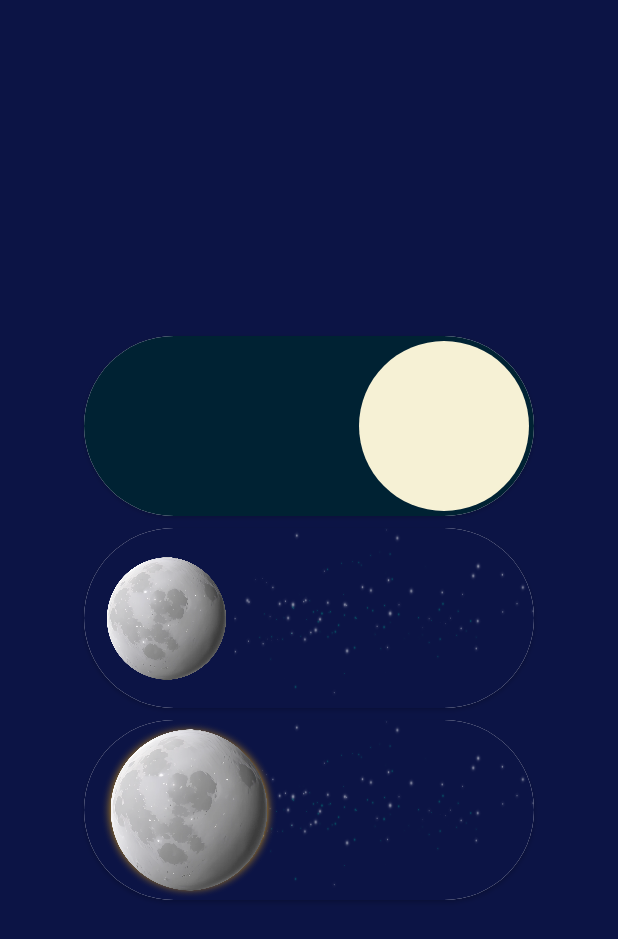
After one commit to mohammed-samy-1/cutom-Composables, an Android app built with Jetpack Compose: the composable DayNightSwitch shown on its own in the app's theme, on a phone screen of 412 x 824 dp. The commit adds this screen. Shown: the top 939 px of the screen. Run offline under Robolectric (Android 15) with nearby library versions, the phone set to English and light mode, and no system bars.

Commit message:
day night switch

```diff
--- a/app/src/main/java/com/devmo/customcomposecomponents/Navication.kt
+++ b/app/src/main/java/com/devmo/customcomposecomponents/Navication.kt
@@ -23,6 +23,7 @@ fun MyApp() {
         composable(Navication.Timer.name) { TimerScreen(navController = navController) }
         composable(Navication.VolumeController.name) { VolumeControllerScreen(navController = navController) }
         composable(Navication.CreditCard.name) { CreditCardScreen(navController = navController) }
+        composable(Navication.DayNightSwitch.name) { DayNightSwitch(navController = navController) }
     }
 }
 
@@ -34,4 +35,5 @@ sealed class Navication(val name: String) {
     object Timer : Navication("timer")
     object VolumeController : Navication("volume_controller")
     object CreditCard : Navication("card")
+    object DayNightSwitch : Navication("Switch")
 }
--- /dev/null
+++ b/app/src/main/java/com/devmo/customcomposecomponents/ui/theme/DayNightSwitch.kt
@@ -0,0 +1,260 @@
+package com.devmo.customcomposecomponents.ui.theme
+
+import androidx.compose.animation.*
+import androidx.compose.animation.core.*
+import androidx.compose.foundation.Canvas
+import androidx.compose.foundation.Image
+import androidx.compose.foundation.background
+import androidx.compose.foundation.clickable
+import androidx.compose.foundation.interaction.MutableInteractionSource
+import androidx.compose.foundation.layout.*
+import androidx.compose.foundation.shape.CircleShape
+import androidx.compose.foundation.shape.RoundedCornerShape
+import androidx.compose.material.Surface
+import androidx.compose.runtime.*
+import androidx.compose.ui.Alignment
+import androidx.compose.ui.Modifier
+import androidx.compose.ui.draw.alpha
+import androidx.compose.ui.draw.clip
+import androidx.compose.ui.draw.scale
+import androidx.compose.ui.geometry.Offset
+import androidx.compose.ui.graphics.Color
+import androidx.compose.ui.graphics.drawscope.Fill
+import androidx.compose.ui.graphics.graphicsLayer
+import androidx.compose.ui.layout.ContentScale
+import androidx.compose.ui.res.painterResource
+import androidx.compose.ui.tooling.preview.Preview
+import androidx.compose.ui.unit.Dp
+import androidx.compose.ui.unit.dp
+import com.devmo.customcomposecomponents.R
+import kotlinx.coroutines.delay
+
+@Composable
+fun CustomSwitch(
+    checked: Boolean,
+    onCheckedChange: (Boolean) -> Unit,
+    modifier: Modifier = Modifier,
+    contentPadding: Dp = 4.dp,
+    duration: Int = 500,
+    switchStyle: SwitchStyle = SwitchStyle.MoonCoverSun
+) {
+    var switchState by remember { mutableStateOf(checked) }
+    val interactionSource = remember { MutableInteractionSource() }
+
+    Row(
+        modifier = modifier
+            .padding(contentPadding)
+            .clickable(interactionSource = interactionSource, indication = null, onClick = {
+                switchState = !switchState
+                onCheckedChange(switchState)
+            })
+            .size(width = 300.dp, height = 120.dp)
+    ) {
+        Surface(
+            shape = RoundedCornerShape(50), elevation = 2.dp, modifier = Modifier.fillMaxSize()
+        ) {
+            when (switchStyle) {
+                SwitchStyle.MoonCoverSun -> SunMoonSwitchContents(
+                    checked = checked,
+                    duration = duration
+                )
+                SwitchStyle.SunMoonFade -> SunMoonSwitchContents(
+                    checked = checked,
+                    style = 1,
+                    duration = duration
+                )
+                SwitchStyle.Simple -> SimpleSwitchContents(checked = !checked, duration = duration)
+            }
+        }
+    }
+}
+
+@Composable
+private fun SimpleSwitchContents(checked: Boolean, duration: Int) {
+    val color = animateColorAsState(
+        targetValue = if (checked) Color(0xFF002233) else Color(0xFF00BCD4), animationSpec = tween(
+            durationMillis = duration, easing = LinearEasing
+        )
+    )
+
+    BoxWithConstraints {
+        val height = constraints.maxHeight
+        val width = constraints.maxWidth
+        val sunMoonColor = animateColorAsState(
+            targetValue = if (checked) Color(0xFFF6F1D5) else Color(0xFFFFC107),
+            animationSpec = tween(duration)
+        )
+        val centerX = animateFloatAsState(
+            targetValue = if (checked) width - (height / 2f) else height / 2f,
+            animationSpec = tween(
+                duration
+            )
+        )
+
+        Canvas(modifier = Modifier
+            .fillMaxSize()
+            .background(color = color.value), onDraw = {
+            drawCircle(
+                sunMoonColor.value,
+                radius = height / 2 - 5f,
+                center = Offset(centerX.value, height / 2f),
+                alpha = 1f,
+                style = Fill
+            )
+
+        })
+    }
+
+}
+
+@OptIn(ExperimentalAnimationApi::class)
+@Composable
+private fun SunMoonSwitchContents(checked: Boolean, duration: Int = 500, style: Int = 0) {
+    val color = animateColorAsState(
+        targetValue = if (!checked) Color(0xFF0c1445) else Color(0xFF87CEEB), animationSpec = tween(
+            durationMillis = duration, easing = LinearEasing
+        )
+    )
+    var showBackground by remember {
+        mutableStateOf(false)
+    }
+    LaunchedEffect(key1 = checked, block = {
+        delay(timeMillis = duration / 5L)
+        showBackground = checked
+    })
+    BoxWithConstraints(
+        Modifier
+            .background(color.value)
+            .fillMaxWidth(), contentAlignment = Alignment.CenterStart
+    ) {
+
+        val imageWidth = constraints.maxHeight.toFloat() * 0.5f // Adjust the width as needed
+        val animatedOffset = animateFloatAsState(
+            targetValue = if (checked) constraints.maxWidth.toFloat() - (imageWidth * 3.3f) else 10f,
+            animationSpec = tween(duration)
+        )
+
+        val resId = if (!checked) R.drawable.moon2 else R.drawable.sun
+        AnimatedContent(targetState = !showBackground, transitionSpec = {
+            slideInVertically { if (!checked) -it else it } with slideOutVertically { if (checked) it else -it }
+        }) {
+
+            if (it) {
+                Image(
+                    painter = painterResource(id = R.drawable.stars2),
+                    contentDescription = "stars bg",
+                    Modifier
+                        .fillMaxWidth()
+                        .padding(start = 100.dp),
+                    contentScale = ContentScale.FillBounds
+                )
+            }
+        }
+        if (style == 1) {
+            Box(
+                modifier = Modifier
+                    .width(imageWidth.dp)
+                    .offset(x = animatedOffset.value.dp)
+                    .aspectRatio(1f)
+            ) {
+                Crossfade(
+                    targetState = resId,
+                    animationSpec = tween(durationMillis = 100),
+
+                    ) { id ->
+                    Image(
+                        painter = painterResource(id = id),
+                        contentDescription = "moon",
+                        contentScale = ContentScale.Inside,
+                        modifier = Modifier.scale(
+                            if (id == R.drawable.moon2) 1.37f
+                            else 1f
+                        )
+                    )
+                }
+            }
+        } else if (style == 0) SunMoonSwitcher(
+            Modifier.offset(x = animatedOffset.value.dp), checked = checked,
+            duration
+        )
+    }
+    BoxWithConstraints {
+        val backgroundPosition = animateFloatAsState(
+            targetValue = if (checked) 0f else -constraints.maxWidth.toFloat(),
+            animationSpec = tween(durationMillis = duration)
+        )
+        Box(Modifier.graphicsLayer {
+            translationX = backgroundPosition.value
+        }) {
+            Image(
+                painter = painterResource(id = R.drawable.clouds2),
+                contentDescription = "clouds bg",
+                Modifier.fillMaxSize(),
+                contentScale = ContentScale.FillWidth
+            )
+            Image(
+                painter = painterResource(id = R.drawable.clouds),
+                contentDescription = "clouds bg",
+                Modifier
+                    .fillMaxSize()
+                    .alpha(.85f),
+                contentScale = ContentScale.Crop
+            )
+        }
+    }
+
+}
+
+@Composable
+private fun SunMoonSwitcher(
+    modifier: Modifier = Modifier, checked: Boolean,
+    duration: Int
+) {
+    BoxWithConstraints(
+        modifier.clip(CircleShape)
+    ) {
+        val start = 0f
+        val end = -constraints.maxWidth.toFloat()
+        val centerX = animateFloatAsState(
+            targetValue = if (!checked) start else end, animationSpec = tween(
+                durationMillis = (duration/5)*3
+            )
+        )
+
+        Image(
+            painter = painterResource(id = R.drawable.sun), contentDescription = ""
+        )
+
+        Image(painter = painterResource(id = R.drawable.moon2),
+            contentDescription = "",
+            Modifier.graphicsLayer {
+                translationX = centerX.value
+                scaleX = 1.35f
+                scaleY = 1.35f
+            })
+    }
+}
+
+sealed class SwitchStyle {
+    object Simple : SwitchStyle()
+    object SunMoonFade : SwitchStyle()
+    object MoonCoverSun : SwitchStyle()
+}
+
+@Preview
+@Composable
+fun DayNightSwitchPrev() {
+    var checked by remember {
+        mutableStateOf(false)
+    }
+    Column {
+
+
+        CustomSwitch(checked = checked, onCheckedChange = {})
+
+        Box(modifier = Modifier.clickable { checked = !checked }) {
+            SunMoonSwitcher(checked = checked, duration = 500)
+        }
+    }
+
+}
--- a/app/src/main/java/com/devmo/customcomposecomponents/ui/theme/Screens.kt
+++ b/app/src/main/java/com/devmo/customcomposecomponents/ui/theme/Screens.kt
@@ -1,5 +1,7 @@
 package com.devmo.customcomposecomponents.ui.theme
 
+import androidx.compose.animation.animateColorAsState
+import androidx.compose.animation.core.tween
 import androidx.compose.foundation.background
 import androidx.compose.foundation.layout.*
 import androidx.compose.material.Button
@@ -57,6 +59,12 @@ fun HomeScreen(navController: NavController) {
             Modifier.fillMaxWidth(.9f)
         ) {
             Text("Go to Credit Card")
+        }
+        Button(
+            onClick = { navController.navigate(Navication.DayNightSwitch.name) },
+            Modifier.fillMaxWidth(.9f)
+        ) {
+            Text("Go to DayNight Switch")
         }
     }
 }
@@ -181,7 +189,33 @@ fun VolumeControllerScreen(navController: NavController) {
 
 @Composable
 fun CreditCardScreen(navController: NavController) {
-    Box(modifier = Modifier.fillMaxSize().background(Color.White)) {
+    Box(
+        modifier = Modifier
+            .fillMaxSize()
+            .background(Color.White)
+    ) {
         CreditCardForm()
     }
 }
+
+@Composable
+fun DayNightSwitch(navController: NavController) {
+    var checked by remember {
+        mutableStateOf(false)
+    }
+    val bg = animateColorAsState(
+        targetValue =if (!checked) Color(0xFF0c1445) else Color(0xFF87CEEB),
+        animationSpec = tween(1000)
+    )
+    Column(
+        modifier = Modifier
+            .fillMaxSize()
+            .background(bg.value),
+        verticalArrangement = Arrangement.Center,
+        horizontalAlignment = Alignment.CenterHorizontally
+    ) {
+        CustomSwitch(checked = checked, onCheckedChange = {checked = it}, switchStyle = SwitchStyle.Simple)
+        CustomSwitch(checked = checked, onCheckedChange = {checked = it}, switchStyle = SwitchStyle.SunMoonFade)
+        CustomSwitch(checked = checked, onCheckedChange = {checked = it})
+    }
+}
```
Also changed, not shown: app/src/main/res/drawable/clouds.png (added), app/src/main/res/drawable/clouds2.png (added), app/src/main/res/drawable/moon.png (added), app/src/main/res/drawable/moon2.png (added), app/src/main/res/drawable/stars2.png (added), app/src/main/res/drawable/stars_background.png (added), app/src/main/res/drawable/sun.png (added).
